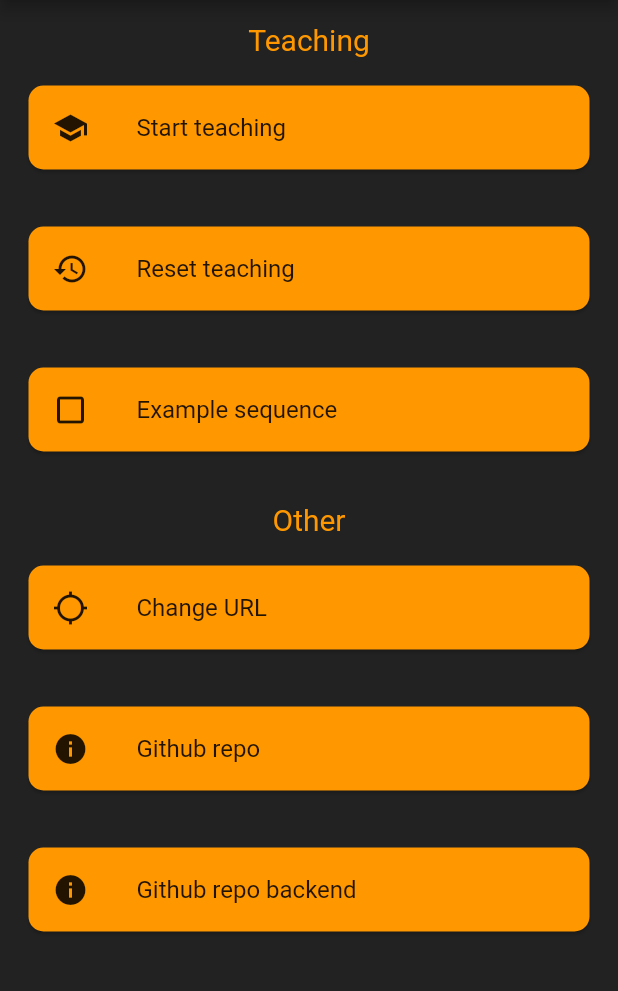
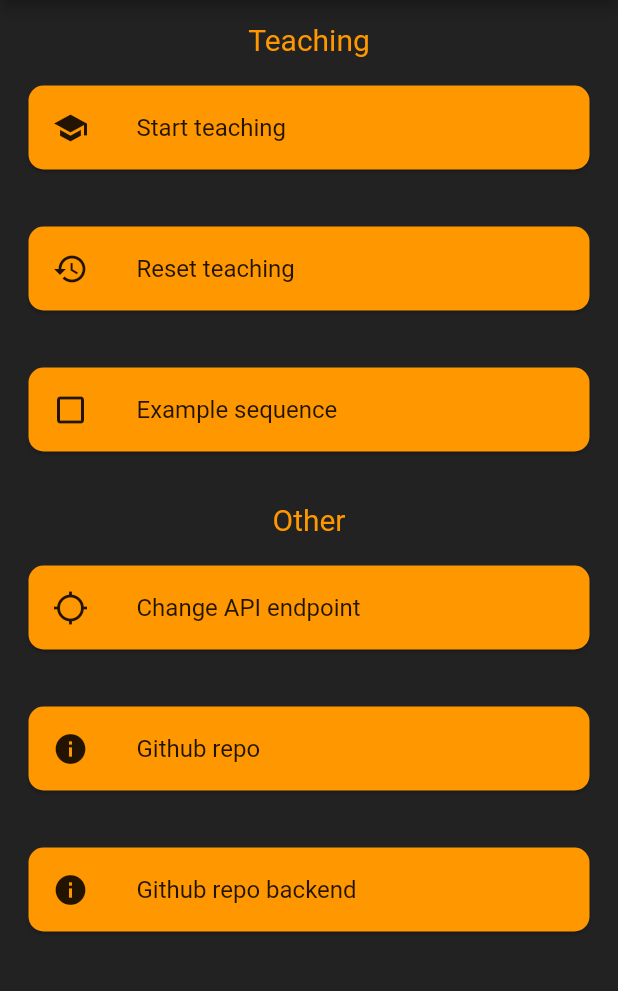
Before and after one commit to floodoo/Joy-it-Grab-it-robot02-frontend, a Flutter app: the SettingsScreen screen opened by its route, on a phone screen of 412 x 824 dp, the part 84-1075 px from its top. Run offline on Flutter 3.47's test engine with Material 2 defaults, Android fonts, the phone set to English and light mode, and no system bars; our stand-ins replace flutter_hooks, flutter_phoenix, google_fonts, hooks_riverpod, logger, shared_preferences; accounts and stored records are empty; network calls fail.

```diff
--- a/lib/ui/screens/settings/settings.screen.dart
+++ b/lib/ui/screens/settings/settings.screen.dart
@@ -67,7 +67,7 @@ class SettingsScreen extends HookWidget {
                   ),
                 ),
                 CustomButtonTile(
-                  label: "Change URL",
+                  label: "Change API endpoint",
                   icon: Icons.location_searching,
                   onPressed: () {
                     showDialog(
```
Also changed, not shown: assets/images/settingspage_chnage_url.png (added).
